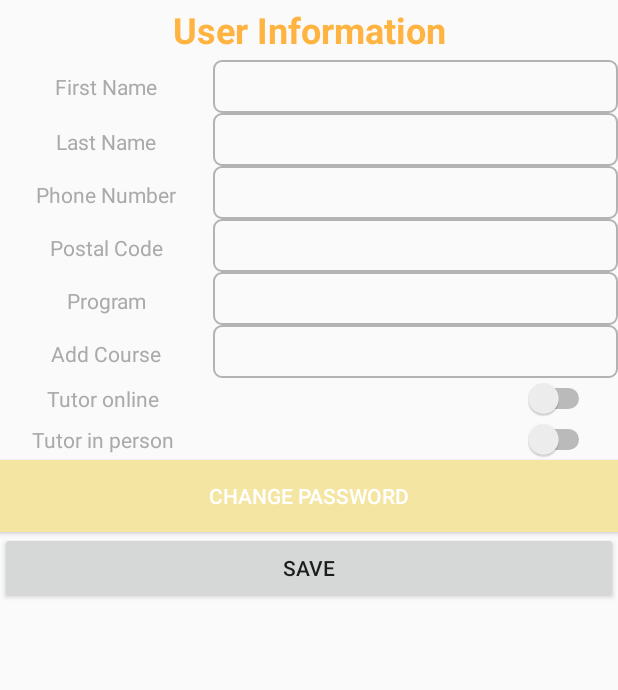
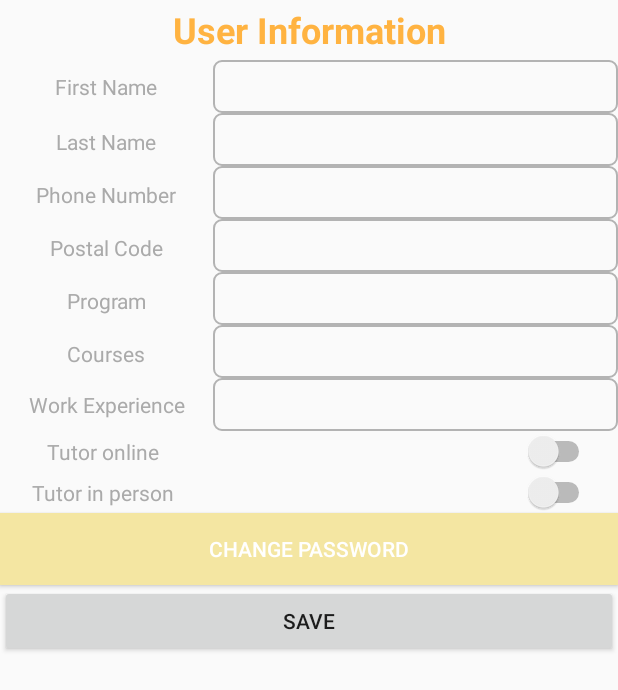
Before and after one commit to elba98/T2, an Android app: the SettingsUserActivity screen opened directly, with no data from a screen before it, on a phone screen of 412 x 824 dp. Shown: the top 690 px of the screen. Run offline under Robolectric (Android 15) with nearby library versions, the phone set to English and light mode, and no system bars; our stand-ins replace Firebase (no records; nobody signed in at launch, a user with empty details on screens opened directly).

Commit message:
Updated user class to include user id.

```diff
--- a/app/src/main/java/com/cp317/t2/t2/User.java
+++ b/app/src/main/java/com/cp317/t2/t2/User.java
@@ -13,21 +13,33 @@ public class User {
     private String userPostalCode;
     private String userEMail;
     private String userPhoneNumber;
+    private String uId;
 
     // Optional parameters entered later
     private String program, sex, bio;
+
+    public String getuId() {
+        return uId;
+    }
+
+    public void setuId(String uId) {
+        this.uId = uId;
+    }
+
     private String courses;
 
     public User() {
     }
 
-    public User(String userFirstName, String userLastName, String program) {
+    public User(String uId, String userFirstName, String userLastName, String program) {
         this.userFirstName = userFirstName;
         this.userLastName = userLastName;
         this.program = program;
+        this.uId = uId;
     }
 
-    public User(String userEMail, String userFirstName, String userLastName, String userType, String userPhoneNumber, String userPostalCode) {
+    public User(String uId, String userEMail, String userFirstName, String userLastName, String userType, String userPhoneNumber, String userPostalCode) {
+        this.uId = uId;
         this.userEMail = userEMail;
         this.userFirstName = userFirstName;
         this.userLastName = userLastName;
--- a/app/src/main/res/layout/activity_settings_user.xml
+++ b/app/src/main/res/layout/activity_settings_user.xml
@@ -184,7 +184,7 @@
                         android:layout_width="30dp"
                         android:layout_height="wrap_content"
                         android:layout_weight="2"
-                        android:text="Add Course"
+                        android:text="Courses"
                         android:textAlignment="center"
                         android:textAppearance="@style/TextAppearance.AppCompat"
                         android:textColor="@android:color/darker_gray" />
@@ -200,6 +200,36 @@
                         android:inputType="text" />
                 </LinearLayout>
 
+
+                <LinearLayout
+                    android:id="@+id/work_linearLayout"
+                    android:layout_width="match_parent"
+                    android:layout_height="match_parent"
+                    android:layout_weight="1"
+                    android:gravity="center_horizontal|center"
+                    android:orientation="horizontal">
+
+                    <TextView
+                        android:id="@+id/work_textView"
+                        android:layout_width="30dp"
+                        android:layout_height="wrap_content"
+                        android:layout_weight="2"
+                        android:text="Work Experience"
+                        android:textAlignment="center"
+                        android:textAppearance="@style/TextAppearance.AppCompat"
+                        android:textColor="@android:color/darker_gray" />
+
+                    <EditText
+                        android:id="@+id/work_editText"
+                        android:layout_width="wrap_content"
+                        android:layout_height="35dp"
+                        android:layout_weight="1"
+                        android:background="@drawable/edittext_bg"
+                        android:ems="10"
+                        android:importantForAutofill="no"
+                        android:inputType="textPersonName" />
+
+                </LinearLayout>
 
                 <LinearLayout
                     android:id="@+id/onlinePreference_linearLayout"
```
